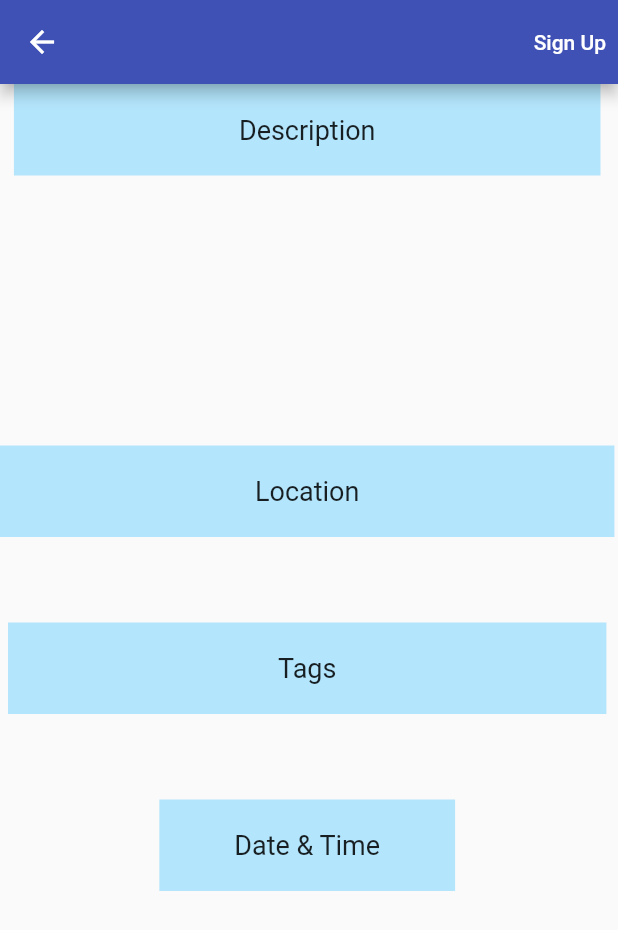
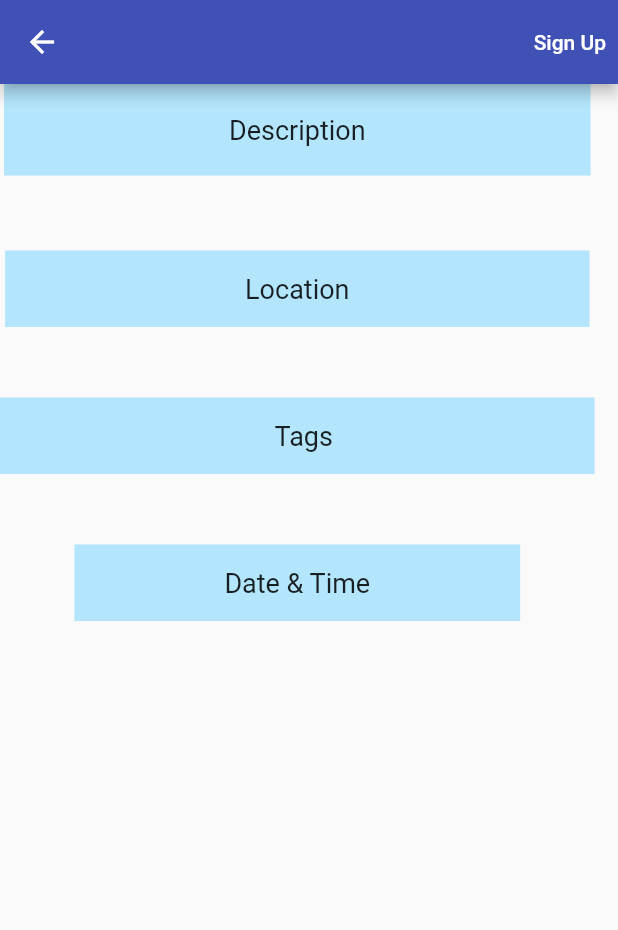
Before and after one commit to solbell2/volunTEEN, a Flutter app: the EventDetails screen opened directly with empty values, on a phone screen of 412 x 824 dp. Shown: the top 930 px of the screen. Run offline on Flutter 3.47's test engine with Material 2 defaults, Android fonts, the phone set to English and light mode, and no system bars; our stand-ins replace cloud_firestore, date_format, firebase_auth, firebase_core, shared_preferences; accounts and stored records are empty; Roboto replaces fonts that are missing (Raleway).

Commit message:
Update EventDetails.dart
Fixed the widget wrapping issue

```diff
--- a/lib/EventDetails.dart
+++ b/lib/EventDetails.dart
@@ -43,6 +43,7 @@ class EventDetailsState extends State<EventDetails> {
       body: Container(
         child: Column(
           children: <Widget>[
+
             Container(
                 padding: EdgeInsets.symmetric(vertical: 20.0, horizontal: 150.0),
                 color: Colors.lightBlue[100],
@@ -56,7 +57,7 @@ class EventDetailsState extends State<EventDetails> {
             ),
 
             Padding(
-              padding: EdgeInsets.symmetric(vertical: 80.0, horizontal: 150.0),
+              padding: EdgeInsets.symmetric(vertical: 15.0, horizontal: 10.0),
               child: Text(
                 info.description,
                 textAlign: TextAlign.center,
@@ -65,19 +66,20 @@ class EventDetailsState extends State<EventDetails> {
             ),
 
             Container(
-                padding: EdgeInsets.symmetric(vertical: 20.0, horizontal: 170.0),
-                color: Colors.lightBlue[100],
                 child: Text(
                     "Location",
                     textAlign: TextAlign.center,
                     style : TextStyle(
                       fontSize: 18,
-                    )
-                )
+                    ),),
+                padding: EdgeInsets.symmetric(vertical: 15.0, horizontal: 160.0),
+                color: Colors.lightBlue[100],
             ),
 
+
+
             Padding(
-              padding: EdgeInsets.symmetric(vertical: 20.0, horizontal: 150.0),
+              padding: EdgeInsets.symmetric(vertical: 15.0, horizontal: 75.0),
               child: Text(
                 "${info.address}",
                 textAlign: TextAlign.center,
@@ -86,19 +88,18 @@ class EventDetailsState extends State<EventDetails> {
             ),
 
             Container(
-                padding: EdgeInsets.symmetric(vertical: 20.0, horizontal: 180.0),
-                color: Colors.lightBlue[100],
               child: Text(
-                    "Tags",
+                "  Tags  ",
                 textAlign: TextAlign.center,
                 style : TextStyle(
                   fontSize: 18,
-                    )
-                )
+                ),),
+              padding: EdgeInsets.symmetric(vertical: 15.0, horizontal: 170.0),
+              color: Colors.lightBlue[100],
             ),
 
             Padding(
-              padding: EdgeInsets.symmetric(vertical: 20.0, horizontal: 150.0),
+              padding: EdgeInsets.symmetric(vertical: 15.0, horizontal: 10.0),
               child: Text(
                 "${info.tags}",
                 textAlign: TextAlign.center,
@@ -107,7 +108,7 @@ class EventDetailsState extends State<EventDetails> {
             ),
 
             Container(
-                padding: EdgeInsets.symmetric(vertical: 20.0, horizontal: 50.0),
+                padding: EdgeInsets.symmetric(vertical: 15.0, horizontal: 100.0),
                 color: Colors.lightBlue[100],
                 child: Text(
                     "Date & Time",
```
Lines whose indentation alone changed are shown as unchanged.
